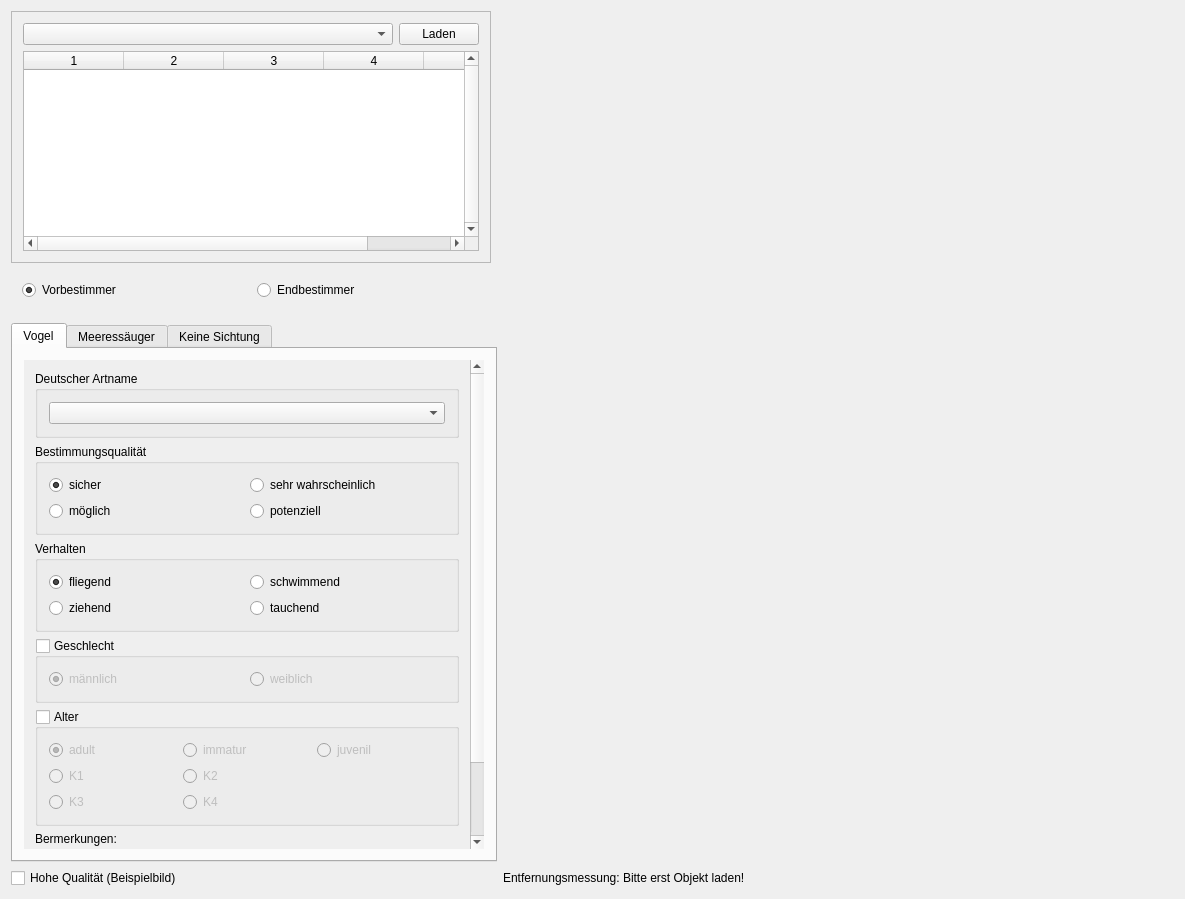
Old version of the form mainwindow.ui in the repository ifaoe/2014-10-Bird-View.
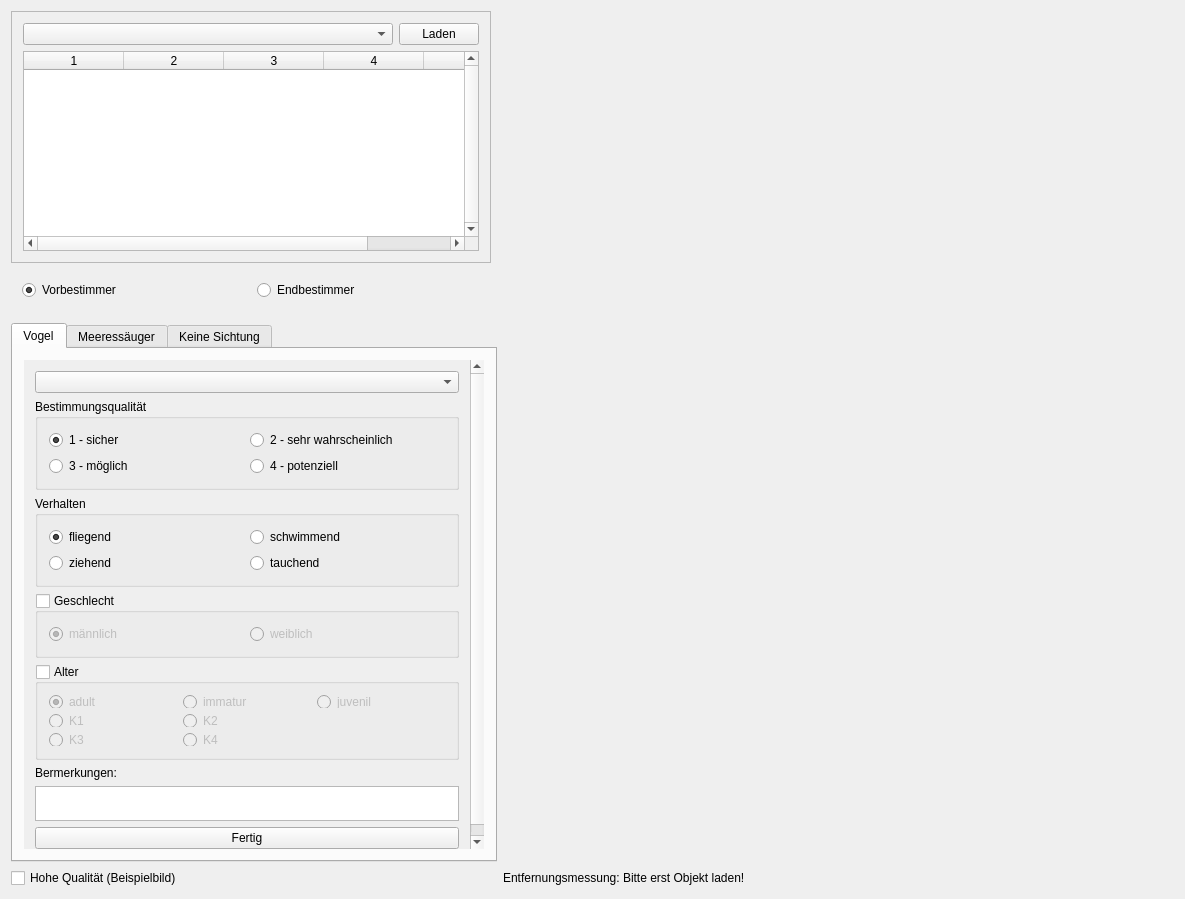
New version of the form.

Commit message: Ui Veränderungen für mehr Platz. Nummern an Qualitätsbezeichnungen.

```diff
--- a/mainwindow.ui
+++ b/mainwindow.ui
@@ -199,9 +199,9 @@
            <property name="geometry">
             <rect>
              <x>0</x>
-             <y>-56</y>
+             <y>-9</y>
              <width>446</width>
-             <height>580</height>
+             <height>500</height>
             </rect>
            </property>
            <property name="sizePolicy">
@@ -213,30 +213,15 @@
            <property name="minimumSize">
             <size>
              <width>0</width>
-             <height>580</height>
+             <height>500</height>
             </size>
            </property>
            <layout class="QVBoxLayout" name="verticalLayout">
             <item>
-             <widget class="QGroupBox" name="gbxBirdType">
-              <property name="sizePolicy">
-               <sizepolicy hsizetype="Expanding" vsizetype="Fixed">
-                <horstretch>0</horstretch>
-                <verstretch>0</verstretch>
-               </sizepolicy>
+             <widget class="QComboBox" name="cmbBird">
+              <property name="editable">
+               <bool>false</bool>
               </property>
-              <property name="title">
-               <string>Deutscher Artname</string>
-              </property>
-              <layout class="QGridLayout" name="gridLayout_5">
-               <item row="0" column="0" colspan="2">
-                <widget class="QComboBox" name="cmbBird">
-                 <property name="editable">
-                  <bool>false</bool>
-                 </property>
-                </widget>
-               </item>
-              </layout>
              </widget>
             </item>
             <item>
@@ -248,7 +233,7 @@
                <item row="0" column="0">
                 <widget class="QRadioButton" name="rbBirdQual1">
                  <property name="text">
-                  <string comment="1">sicher</string>
+                  <string comment="1">1 - sicher</string>
                  </property>
                  <property name="checked">
                   <bool>true</bool>
@@ -264,7 +249,7 @@
                <item row="1" column="1">
                 <widget class="QRadioButton" name="rbBirdQual4">
                  <property name="text">
-                  <string comment="4">potenziell</string>
+                  <string comment="4">4 - potenziell</string>
                  </property>
                  <property name="dbvalue" stdset="0">
                   <string>4</string>
@@ -277,7 +262,7 @@
                <item row="1" column="0">
                 <widget class="QRadioButton" name="rbBirdQual3">
                  <property name="text">
-                  <string comment="3">möglich</string>
+                  <string comment="3">3 - möglich</string>
                  </property>
                  <property name="dbvalue" stdset="0">
                   <string>3</string>
@@ -290,7 +275,7 @@
                <item row="0" column="1">
                 <widget class="QRadioButton" name="rbBirdQual2">
                  <property name="text">
-                  <string comment="2">sehr wahrscheinlich</string>
+                  <string comment="2">2 - sehr wahrscheinlich</string>
                  </property>
                  <property name="dbvalue" stdset="0">
                   <string>2</string>
@@ -583,7 +568,7 @@
               <property name="minimumSize">
                <size>
                 <width>0</width>
-                <height>15</height>
+                <height>35</height>
                </size>
               </property>
              </widget>
```
Left out of the diff: 39 changed lines with no effect on the pictures. The commit also changes 1 other file.
